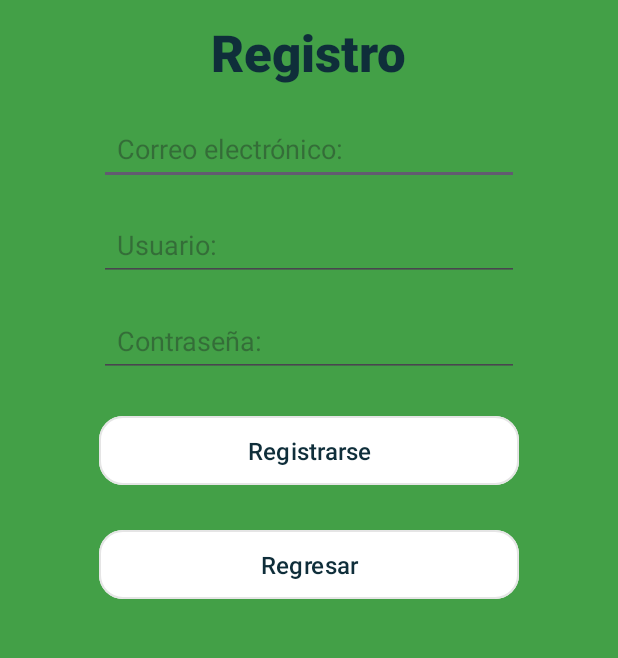
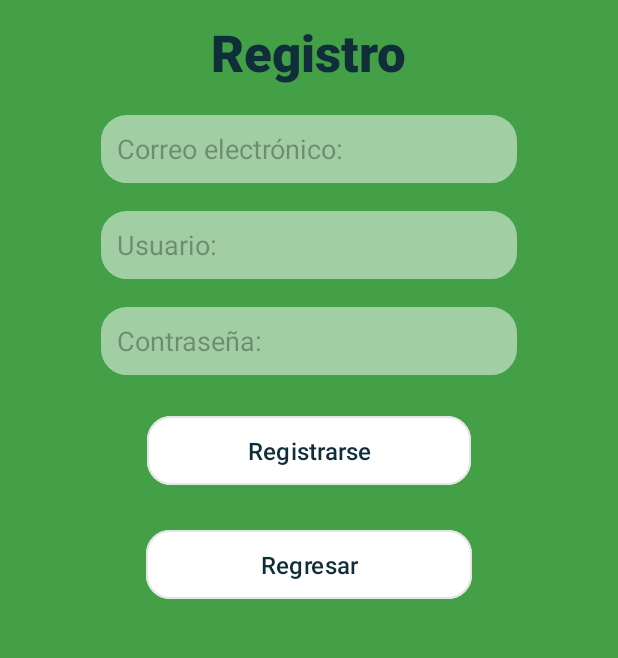
Before and after one commit to gabysssspam/SenaApp, an Android app: the screen it shows after launch (Registro), after a tap on "Registrarse", on a phone screen of 412 x 824 dp, the part 405-1063 px from its top. Run offline under Robolectric (Android 15) with nearby library versions, the phone set to English and light mode, and no system bars.

Commit message:
26/10/25 7 actualización hecha por Gabrielle Góngora

```diff
--- a/app/src/main/AndroidManifest.xml
+++ b/app/src/main/AndroidManifest.xml
@@ -11,6 +11,9 @@
         android:roundIcon="@mipmap/ic_launcher_round"
         android:supportsRtl="true"
         android:theme="@style/Theme.SENA">
+        <activity
+            android:name=".Bienvenida"
+            android:exported="false" />
         <activity
             android:name=".Progreso"
             android:exported="false" />
--- /dev/null
+++ b/app/src/main/res/drawable/edittext_transparente.xml
@@ -0,0 +1,16 @@
+<?xml version="1.0" encoding="utf-8"?>
+<shape xmlns:android="http://schemas.android.com/apk/res/android"
+    android:shape="rectangle">
+
+    <!-- Fondo blanco con 50% de transparencia -->
+    <solid android:color="#80FFFFFF" />
+
+    <!-- Bordes redondeados -->
+    <corners android:radius="18dp"/>
+
+    <!-- Opcional: borde delgadito -->
+    <stroke
+        android:width="1dp"
+        android:color="#43A047"/>
+
+</shape>
--- a/app/src/main/res/layout/activity_registro.xml
+++ b/app/src/main/res/layout/activity_registro.xml
@@ -41,6 +41,7 @@
             android:layout_width="280dp"
             android:layout_height="48dp"
             android:layout_marginTop="18dp"
+            android:background="@drawable/edittext_transparente"
             android:padding="12dp"
             android:hint="Correo electrónico:"
             android:inputType="textEmailAddress" />
@@ -50,6 +51,7 @@
             android:layout_width="280dp"
             android:layout_height="48dp"
             android:layout_marginTop="16dp"
+            android:background="@drawable/edittext_transparente"
             android:padding="12dp"
             android:hint="Usuario:"
             android:inputType="textPersonName" />
@@ -59,37 +61,38 @@
             android:layout_width="280dp"
             android:layout_height="48dp"
             android:layout_marginTop="16dp"
+            android:background="@drawable/edittext_transparente"
             android:padding="12dp"
             android:hint="Contraseña:"
             android:inputType="textPassword" />
 
         <com.google.android.material.button.MaterialButton
             android:id="@+id/btnCrearCuenta"
-            android:layout_width="280dp"
+            android:layout_width="216dp"
             android:layout_height="54dp"
             android:layout_marginTop="22dp"
+            android:backgroundTint="#FFFFFF"
             android:text="Registrarse"
             android:textAllCaps="false"
+            android:textColor="#0F2E3A"
             android:textSize="16sp"
-            android:textColor="#0F2E3A"
-            android:backgroundTint="#FFFFFF"
             app:cornerRadius="16dp"
-            app:strokeWidth="1dp"
-            app:strokeColor="#1A000000"/>
+            app:strokeColor="#1A000000"
+            app:strokeWidth="1dp" />
 
         <com.google.android.material.button.MaterialButton
             android:id="@+id/btnRegresar"
-            android:layout_width="280dp"
+            android:layout_width="217dp"
             android:layout_height="54dp"
             android:layout_marginTop="22dp"
+            android:backgroundTint="#FFFFFF"
             android:text="Regresar"
             android:textAllCaps="false"
+            android:textColor="#0F2E3A"
             android:textSize="16sp"
-            android:textColor="#0F2E3A"
-            android:backgroundTint="#FFFFFF"
             app:cornerRadius="16dp"
-            app:strokeWidth="1dp"
-            app:strokeColor="#1A000000"/>
+            app:strokeColor="#1A000000"
+            app:strokeWidth="1dp" />
     </LinearLayout>
 
     <Space
```
Also changed, not shown: app/src/main/java/com/example/sena/Bienvenida.java (added, +24 -0 lines), app/src/main/res/drawable/rounded_button.xml (added, +11 -0 lines), app/src/main/res/layout/activity_avanzado.xml (+6 -6 lines), app/src/main/res/layout/activity_basico.xml (+7 -7 lines), app/src/main/res/layout/activity_bienvenida.xml (added, +25 -0 lines), app/src/main/res/layout/activity_inicio.xml (+7 -6 lines), app/src/main/res/layout/activity_inicio_sesion.xml (+4 -4 lines), app/src/main/res/layout/activity_intermedio.xml (+7 -7 lines), app/src/main/res/layout/activity_introduccion.xml (+7 -7 lines), app/src/main/res/layout/activity_main.xml (+21 -21 lines).
